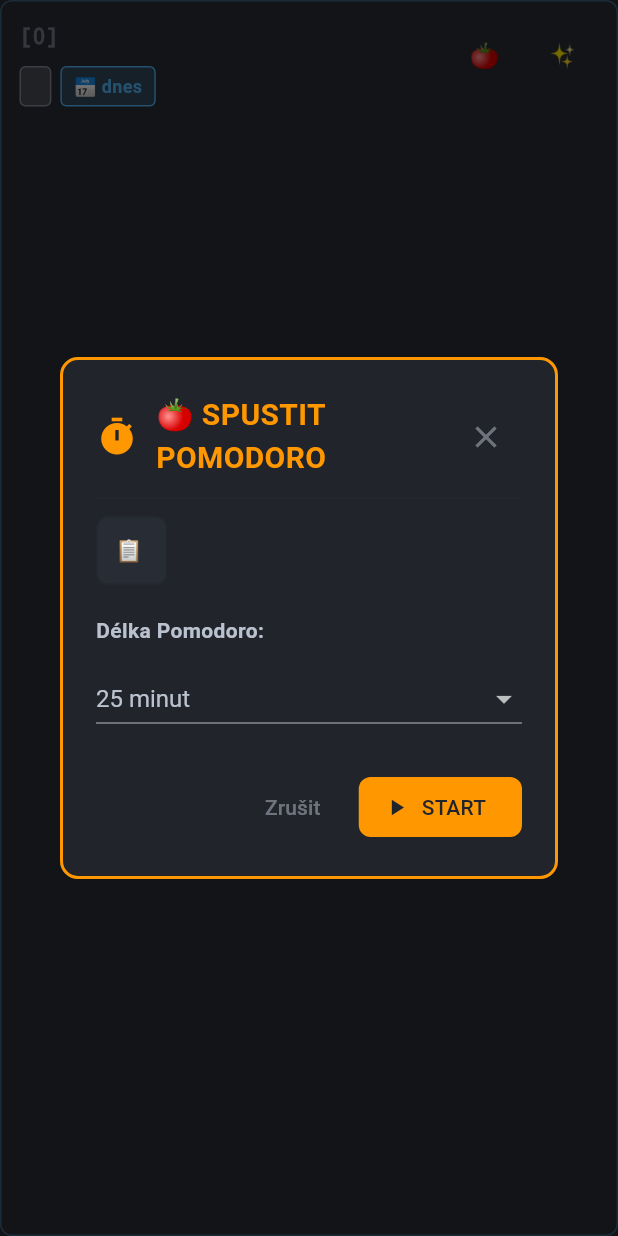
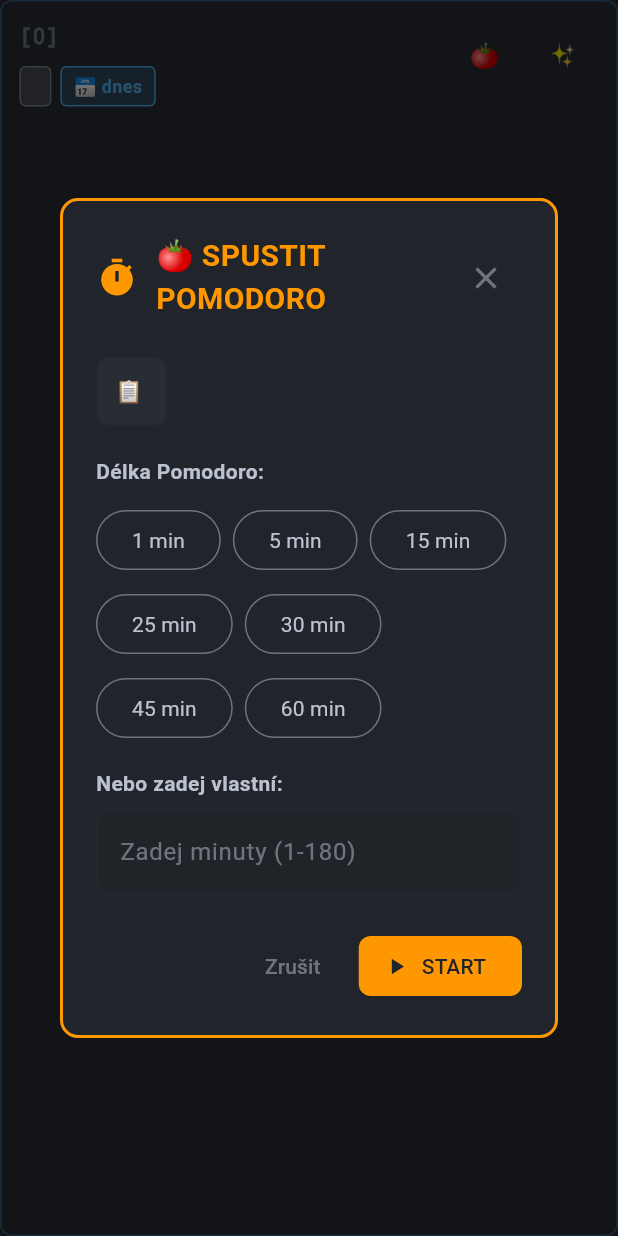
Before and after one commit to mastnacek/laidak, a Flutter app: the TodoCard widget shown alone on an empty page, opened directly with empty values, after a tap on an icon or button, on a phone screen of 412 x 824 dp. Run offline on Flutter 3.47's test engine with Material 3 defaults, Android fonts, the phone set to English and light mode, and no system bars; our stand-ins replace emoji_picker_flutter, equatable, flutter_bloc, flutter_colorpicker, just_audio, logger and 3 more; accounts and stored records are empty.

Commit message:
✨ feat: Vlastní Pomodoro délka pomocí TextField (1-180 min)

```diff
--- a/lib/features/todo_list/presentation/widgets/todo_card.dart
+++ b/lib/features/todo_list/presentation/widgets/todo_card.dart
@@ -836,7 +836,8 @@ class TodoCard extends StatelessWidget {
     // Zavřít klávesnici
     FocusScope.of(context).unfocus();
 
-    int selectedMinutes = 25; // Default 25 minut
+    int? selectedMinutes; // null = vlastní hodnota
+    final customController = TextEditingController();
 
     final result = await showDialog<int>(
       context: context,
@@ -906,22 +907,77 @@ class TodoCard extends StatelessWidget {
                 ),
                 const SizedBox(height: 12),
 
-                // Dropdown s minutami
-                DropdownButton<int>(
-                  value: selectedMinutes,
-                  isExpanded: true,
-                  dropdownColor: theme.appColors.bgAlt,
-                  style: TextStyle(color: theme.appColors.fg, fontSize: 16),
-                  items: [15, 25, 30, 45, 60].map((minutes) {
-                    return DropdownMenuItem(
-                      value: minutes,
-                      child: Text('$minutes minut'),
+                // Rychlé volby (tlačítka)
+                Wrap(
+                  spacing: 8,
+                  runSpacing: 8,
+                  children: [1, 5, 15, 25, 30, 45, 60].map((minutes) {
+                    final isSelected = selectedMinutes == minutes;
+                    return OutlinedButton(
+                      onPressed: () {
+                        setState(() {
+                          selectedMinutes = minutes;
+                          customController.clear();
+                        });
+                      },
+                      style: OutlinedButton.styleFrom(
+                        backgroundColor: isSelected
+                            ? Colors.orange.withValues(alpha: 0.2)
+                            : null,
+                        side: BorderSide(
+                          color: isSelected ? Colors.orange : theme.appColors.base5,
+                          width: isSelected ? 2 : 1,
+                        ),
+                      ),
+                      child: Text(
+                        '$minutes min',
+                        style: TextStyle(
+                          color: isSelected ? Colors.orange : theme.appColors.fg,
+                          fontWeight: isSelected ? FontWeight.bold : FontWeight.normal,
+                        ),
+                      ),
                     );
                   }).toList(),
+                ),
+                const SizedBox(height: 16),
+
+                // Vlastní zadání (TextField)
+                Text(
+                  'Nebo zadej vlastní:',
+                  style: TextStyle(
+                    color: theme.appColors.fg,
+                    fontSize: 14,
+                    fontWeight: FontWeight.bold,
+                  ),
+                ),
+                const SizedBox(height: 8),
+                TextField(
+                  controller: customController,
+                  keyboardType: TextInputType.number,
+                  style: TextStyle(color: theme.appColors.fg, fontSize: 16),
+                  decoration: InputDecoration(
+                    hintText: 'Zadej minuty (1-180)',
+                    hintStyle: TextStyle(color: theme.appColors.base5),
+                    suffixText: 'min',
+                    suffixStyle: TextStyle(color: theme.appColors.base5),
+                    border: OutlineInputBorder(
+                      borderRadius: BorderRadius.circular(8),
+                      borderSide: BorderSide(color: theme.appColors.base3),
+                    ),
+                    enabledBorder: OutlineInputBorder(
+                      borderRadius: BorderRadius.circular(8),
+                      borderSide: BorderSide(color: theme.appColors.base3),
+                    ),
+                    focusedBorder: OutlineInputBorder(
+                      borderRadius: BorderRadius.circular(8),
+                      borderSide: BorderSide(color: Colors.orange, width: 2),
+                    ),
+                  ),
                   onChanged: (value) {
-                    if (value != null) {
+                    // Pokud user píše, zrušit vybranou rychlou volbu
+                    if (value.isNotEmpty) {
                       setState(() {
-                        selectedMinutes = value;
+                        selectedMinutes = null;
                       });
                     }
                   },
@@ -942,7 +998,26 @@ class TodoCard extends StatelessWidget {
                     const SizedBox(width: 12),
                     ElevatedButton.icon(
                       onPressed: () {
-                        Navigator.of(dialogContext).pop(selectedMinutes);
+                        // Určit finální počet minut
+                        int? finalMinutes;
+                        if (selectedMinutes != null) {
+                          finalMinutes = selectedMinutes;
+                        } else if (customController.text.isNotEmpty) {
+                          finalMinutes = int.tryParse(customController.text);
+                        }
+
+                        // Validace
+                        if (finalMinutes == null || finalMinutes < 1 || finalMinutes > 180) {
+                          ScaffoldMessenger.of(context).showSnackBar(
+                            SnackBar(
+                              content: const Text('⚠️ Zadej platný počet minut (1-180)'),
+                              backgroundColor: theme.appColors.yellow,
+                            ),
+                          );
+                          return;
+                        }
+
+                        Navigator.of(dialogContext).pop(finalMinutes);
                       },
                       icon: const Icon(Icons.play_arrow),
                       label: const Text('START'),
```
